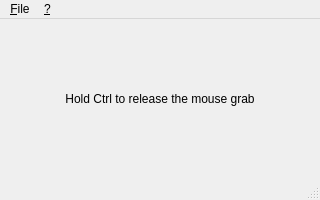
Qt form mainwindow.ui (ilyesgouta/dfbinputre) before a commit.
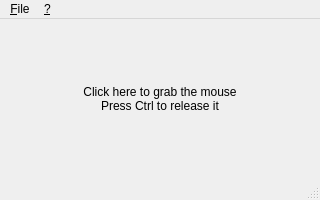
The same form after that commit.

Commit message: ui: update UI properties and strings

```diff
--- a/mainwindow.ui
+++ b/mainwindow.ui
@@ -10,6 +10,12 @@
     <height>200</height>
    </rect>
   </property>
+  <property name="sizePolicy">
+   <sizepolicy hsizetype="Fixed" vsizetype="Fixed">
+    <horstretch>0</horstretch>
+    <verstretch>0</verstretch>
+   </sizepolicy>
+  </property>
   <property name="mouseTracking">
    <bool>true</bool>
   </property>
@@ -24,7 +30,8 @@
     <item>
      <widget class="QLabel" name="label">
       <property name="text">
-       <string>Hold Ctrl to release the mouse grab</string>
+       <string>Click here to grab the mouse
+Press Ctrl to release it</string>
       </property>
       <property name="alignment">
        <set>Qt::AlignCenter</set>
```
Left out of the diff: 2 changed lines with no effect on the pictures.
